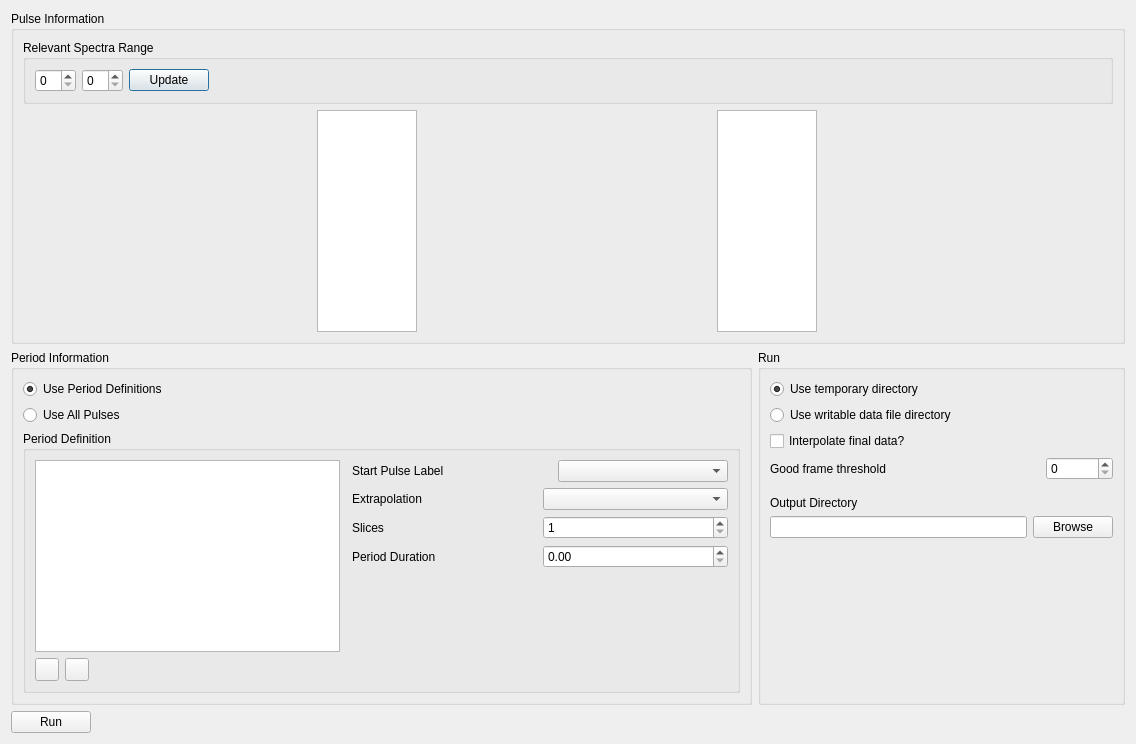
The window that gudpy/gui/widgets/ui_files/nexusProcessingDialog.ui (disorderedmaterials/GudPy) describes before a commit, drawn with Qt 5.
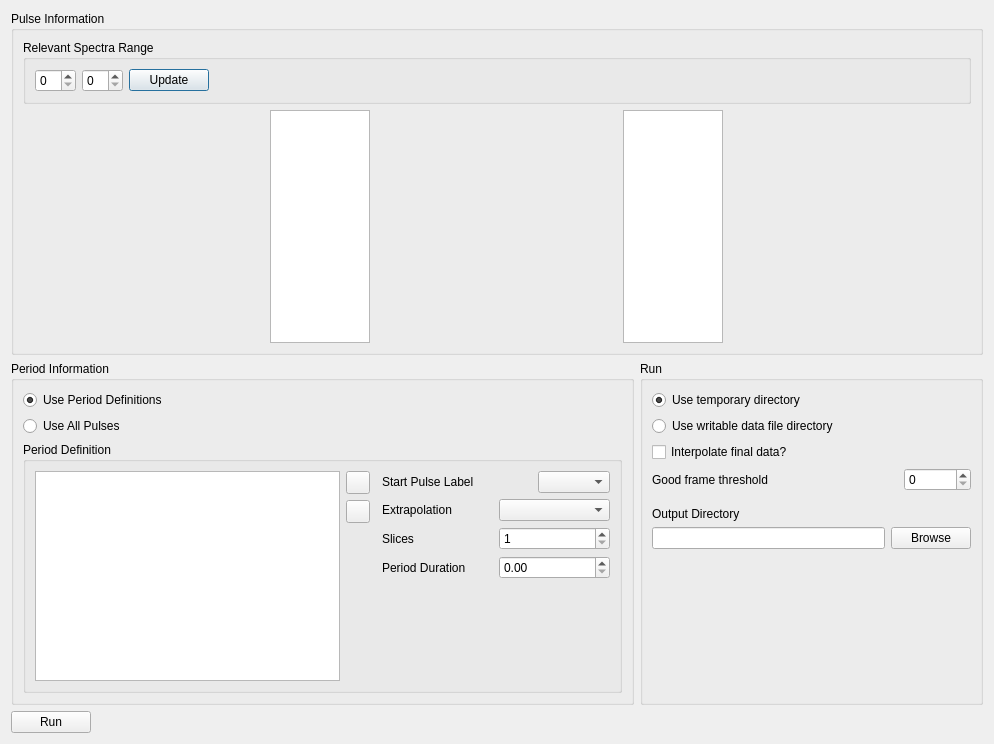
The same window after the commit. Icons and pictures are not drawn. Custom widgets are drawn as their Qt base class.

Commit message: Further compacted dialog

What changed in the file:
```diff
--- a/gudpy/gui/widgets/ui_files/nexusProcessingDialog.ui
+++ b/gudpy/gui/widgets/ui_files/nexusProcessingDialog.ui
@@ -6,7 +6,7 @@
    <rect>
     <x>0</x>
     <y>0</y>
-    <width>1136</width>
+    <width>994</width>
     <height>744</height>
    </rect>
   </property>
@@ -155,8 +155,6 @@
                  <item>
                   <layout class="QHBoxLayout" name="periodDefinitionLayout">
                    <item>
-                    <layout class="QVBoxLayout" name="verticalLayout_9">
-                     <item>
                       <widget class="PulseTable" name="pulseTableView">
                        <property name="minimumSize">
                         <size>
@@ -170,18 +168,7 @@
                       </widget>
                      </item>
                      <item>
-                      <layout class="QHBoxLayout" name="horizontalLayout_11">
-                       <item>
-                        <widget class="QToolButton" name="removePulseButton">
-                         <property name="text">
-                          <string/>
-                         </property>
-                         <property name="icon">
-                          <iconset>
-                           <normaloff>:/icons/minus.png</normaloff>:/icons/minus.png</iconset>
-                         </property>
-                        </widget>
-                       </item>
+                    <layout class="QVBoxLayout" name="verticalLayout_13">
                        <item>
                         <widget class="QToolButton" name="addPulseButton">
                          <property name="text">
@@ -194,19 +181,28 @@
                         </widget>
                        </item>
                        <item>
-                        <spacer name="horizontalSpacer_3">
+                      <widget class="QToolButton" name="removePulseButton">
+                       <property name="text">
+                        <string/>
+                       </property>
+                       <property name="icon">
+                        <iconset>
+                         <normaloff>:/icons/minus.png</normaloff>:/icons/minus.png</iconset>
+                       </property>
+                      </widget>
+                     </item>
+                     <item>
+                      <spacer name="verticalSpacer_3">
                          <property name="orientation">
-                          <enum>Qt::Horizontal</enum>
+                        <enum>Qt::Vertical</enum>
                          </property>
                          <property name="sizeHint" stdset="0">
                           <size>
-                           <width>40</width>
-                           <height>20</height>
+                         <width>20</width>
+                         <height>40</height>
                           </size>
                          </property>
                         </spacer>
-                       </item>
-                      </layout>
                      </item>
                     </layout>
                    </item>
@@ -222,9 +218,15 @@
                       <layout class="QHBoxLayout" name="horizontalLayout_7">
                        <item>
                         <widget class="QLabel" name="label_4">
+                         <property name="sizePolicy">
+                          <sizepolicy hsizetype="Preferred" vsizetype="Preferred">
+                           <horstretch>0</horstretch>
+                           <verstretch>0</verstretch>
+                          </sizepolicy>
+                         </property>
                          <property name="minimumSize">
                           <size>
-                           <width>200</width>
+                           <width>150</width>
                            <height>0</height>
                           </size>
                          </property>
@@ -237,7 +239,7 @@
                         <widget class="QComboBox" name="pulseLabelComboBox">
                          <property name="minimumSize">
                           <size>
-                           <width>170</width>
+                           <width>0</width>
                            <height>0</height>
                           </size>
                          </property>
@@ -264,7 +266,7 @@
                          </property>
                          <property name="minimumSize">
                           <size>
-                           <width>170</width>
+                           <width>0</width>
                            <height>0</height>
                           </size>
                          </property>
@@ -303,6 +305,9 @@
                       <layout class="QHBoxLayout" name="horizontalLayout_4">
                        <item>
                         <widget class="QLabel" name="label_2">
+                         <property name="enabled">
+                          <bool>true</bool>
+                         </property>
                          <property name="minimumSize">
                           <size>
                            <width>0</width>
```
Left out of the diff: 2 changed lines with no effect on the pictures. Lines whose indentation alone changed are shown as unchanged.
